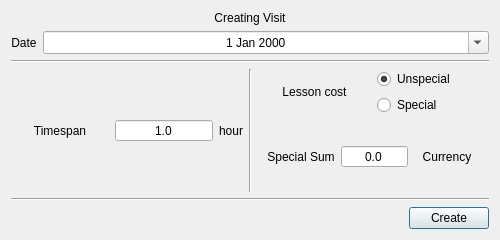
The window that ui_templates/dialogs/create_visit.ui (IliaSuponeff/StudentsAccounting) describes before a commit, drawn with Qt 5.
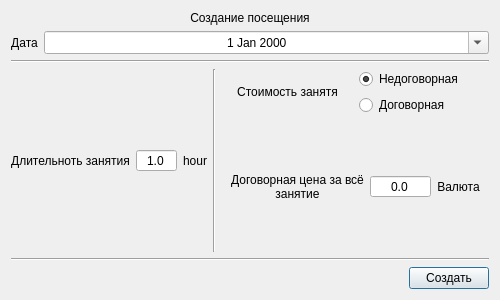
The same window after the commit.

Diff of the .ui file:
```diff
--- a/ui_templates/dialogs/create_visit.ui
+++ b/ui_templates/dialogs/create_visit.ui
@@ -7,7 +7,7 @@
     <x>0</x>
     <y>0</y>
     <width>500</width>
-    <height>240</height>
+    <height>300</height>
    </rect>
   </property>
   <property name="minimumSize">
@@ -19,7 +19,7 @@
   <property name="maximumSize">
    <size>
     <width>500</width>
-    <height>240</height>
+    <height>300</height>
    </size>
   </property>
   <property name="windowTitle">
@@ -38,7 +38,7 @@
       </sizepolicy>
      </property>
      <property name="text">
-      <string>Creating Visit</string>
+      <string>Создание посещения</string>
      </property>
      <property name="alignment">
       <set>Qt::AlignCenter</set>
@@ -56,7 +56,7 @@
         </sizepolicy>
        </property>
        <property name="text">
-        <string>Date</string>
+        <string>Дата</string>
        </property>
        <property name="alignment">
         <set>Qt::AlignCenter</set>
@@ -101,11 +101,14 @@
           </sizepolicy>
          </property>
          <property name="text">
-          <string>Timespan</string>
+          <string>Длительноть занятия</string>
          </property>
          <property name="alignment">
           <set>Qt::AlignCenter</set>
          </property>
+         <property name="wordWrap">
+          <bool>true</bool>
+         </property>
         </widget>
        </item>
        <item>
@@ -171,7 +174,7 @@
          <item>
           <widget class="QLabel" name="info_lbl_5">
            <property name="text">
-            <string>Lesson cost</string>
+            <string>Стоимость занятя</string>
            </property>
            <property name="alignment">
             <set>Qt::AlignCenter</set>
@@ -186,7 +189,7 @@
            <item>
             <widget class="QRadioButton" name="unspecial_rbtn">
              <property name="text">
-              <string>Unspecial</string>
+              <string>Недоговорная</string>
              </property>
              <property name="checked">
               <bool>true</bool>
@@ -196,7 +199,7 @@
            <item>
             <widget class="QRadioButton" name="special_rbtn">
              <property name="text">
-              <string>Special</string>
+              <string>Договорная</string>
              </property>
              <property name="iconSize">
               <size>
@@ -219,7 +222,7 @@
           <item>
            <widget class="QLabel" name="info_lbl_3">
             <property name="text">
-             <string>Special Sum</string>
+             <string>Договорная цена за всё занятие</string>
             </property>
             <property name="alignment">
              <set>Qt::AlignCenter</set>
@@ -248,7 +251,7 @@
           <item>
            <widget class="QLabel" name="currency_lbl">
             <property name="text">
-             <string>Currency</string>
+             <string>Валюта</string>
             </property>
             <property name="alignment">
              <set>Qt::AlignCenter</set>
@@ -293,7 +296,7 @@
         </sizepolicy>
        </property>
        <property name="text">
-        <string>Create</string>
+        <string>Создать</string>
        </property>
       </widget>
      </item>
```
